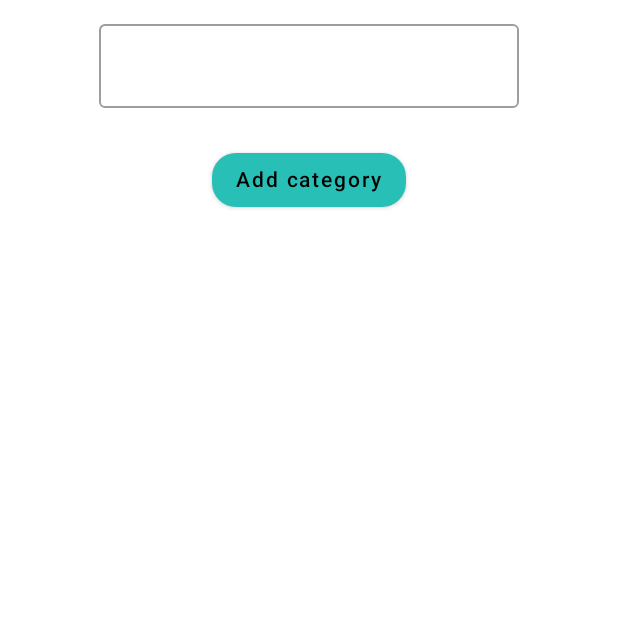
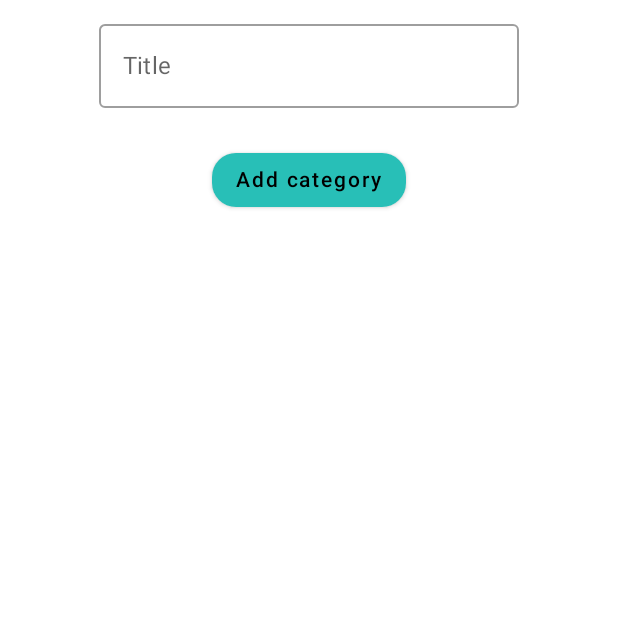
Before and after one commit to leonidaas/Tada, an Android app built with Jetpack Compose: the composable AddCategoryScreen shown on its own in the app's theme, on a phone screen of 412 x 824 dp, the top half of it. Run offline under Robolectric (Android 15) with nearby library versions, the phone set to English and light mode, and no system bars; our stand-ins replace Dagger/Hilt's generated code, Room's generated code, accompanist; 3 statements that could not run were skipped.

```diff
--- a/app/src/main/java/com/example/tada/screens/add/AddCategoryComposition.kt
+++ b/app/src/main/java/com/example/tada/screens/add/AddCategoryComposition.kt
@@ -67,6 +67,7 @@ fun TextInput(
     onCategoryTitleChange: (String) -> Unit
 ) {
     OutlinedTextField(
+        placeholder = { if (text.isEmpty()) Text("Title") else Text("") },
         modifier = modifier,
         colors = TextFieldDefaults.outlinedTextFieldColors(
             cursorColor = MaterialTheme.colors.secondary,
```
